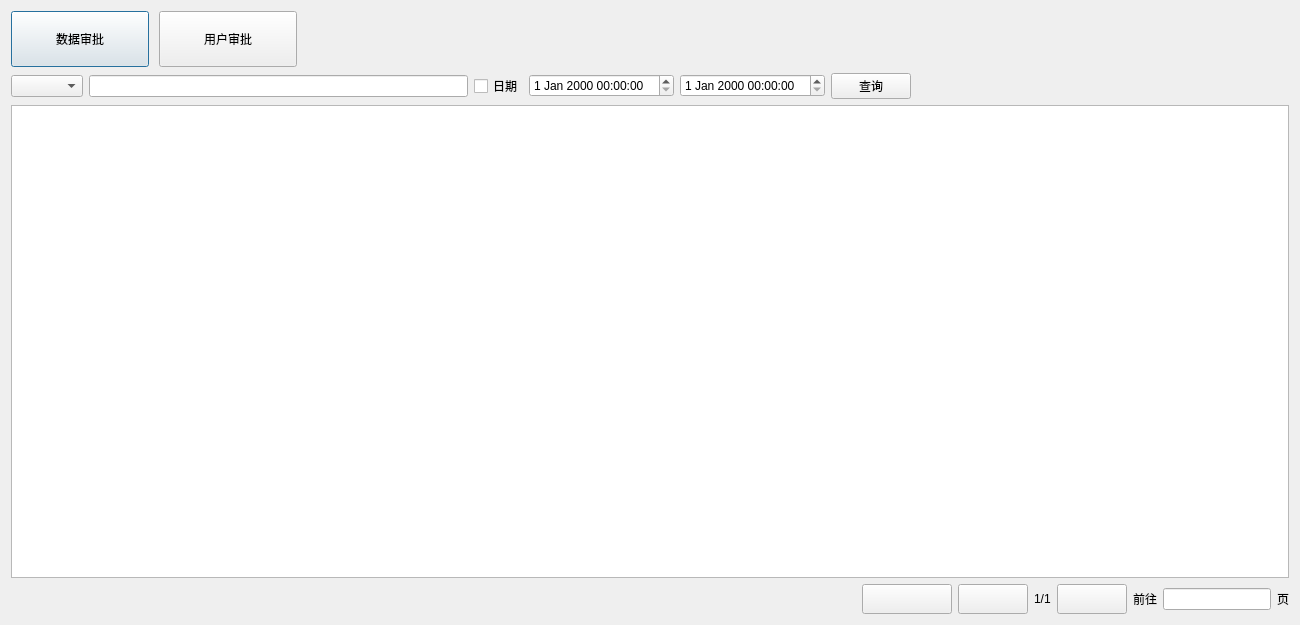
This is digitalIntegration/ApprovalProgressDialog.ui in jiaqingguo/DI as Qt 5 draws it before an edit. The edited form follows.
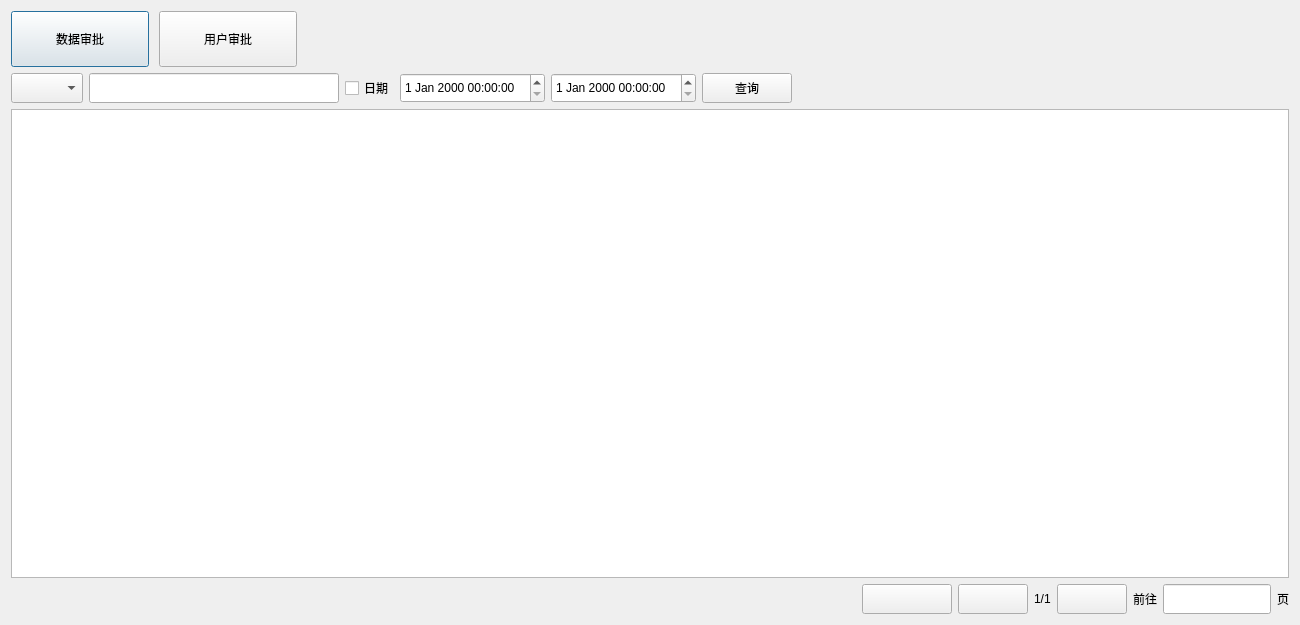
This is the edited form. Custom widgets are drawn as their Qt base class.

The edit to the form file:
```diff
--- a/digitalIntegration/ApprovalProgressDialog.ui
+++ b/digitalIntegration/ApprovalProgressDialog.ui
@@ -132,10 +132,35 @@
        <item>
         <layout class="QHBoxLayout" name="horizontalLayout_2">
          <item>
-          <widget class="QComboBox" name="comboBoxDataField"/>
+          <widget class="QComboBox" name="comboBoxDataField">
+           <property name="minimumSize">
+            <size>
+             <width>0</width>
+             <height>30</height>
+            </size>
+           </property>
+           <property name="maximumSize">
+            <size>
+             <width>16777215</width>
+             <height>30</height>
+            </size>
+           </property>
+          </widget>
          </item>
          <item>
           <widget class="QLineEdit" name="lineEditDataQueryValue">
+           <property name="minimumSize">
+            <size>
+             <width>0</width>
+             <height>30</height>
+            </size>
+           </property>
+           <property name="maximumSize">
+            <size>
+             <width>250</width>
+             <height>30</height>
+            </size>
+           </property>
            <property name="text">
             <string/>
            </property>
@@ -143,19 +168,69 @@
          </item>
          <item>
           <widget class="QCheckBox" name="checkBox_1">
+           <property name="minimumSize">
+            <size>
+             <width>0</width>
+             <height>30</height>
+            </size>
+           </property>
+           <property name="maximumSize">
+            <size>
+             <width>16777215</width>
+             <height>30</height>
+            </size>
+           </property>
            <property name="text">
             <string>日期</string>
            </property>
           </widget>
          </item>
          <item>
-          <widget class="QDateTimeEdit" name="dateTimeEdit1_start"/>
+          <widget class="QDateTimeEdit" name="dateTimeEdit1_start">
+           <property name="minimumSize">
+            <size>
+             <width>0</width>
+             <height>30</height>
+            </size>
+           </property>
+           <property name="maximumSize">
+            <size>
+             <width>16777215</width>
+             <height>30</height>
+            </size>
+           </property>
+          </widget>
          </item>
          <item>
-          <widget class="QDateTimeEdit" name="dateTimeEdit2_end"/>
+          <widget class="QDateTimeEdit" name="dateTimeEdit2_end">
+           <property name="minimumSize">
+            <size>
+             <width>0</width>
+             <height>30</height>
+            </size>
+           </property>
+           <property name="maximumSize">
+            <size>
+             <width>16777215</width>
+             <height>30</height>
+            </size>
+           </property>
+          </widget>
          </item>
          <item>
           <widget class="QPushButton" name="btnDataQuery">
+           <property name="minimumSize">
+            <size>
+             <width>90</width>
+             <height>30</height>
+            </size>
+           </property>
+           <property name="maximumSize">
+            <size>
+             <width>90</width>
+             <height>30</height>
+            </size>
+           </property>
            <property name="text">
             <string>查询</string>
            </property>
@@ -273,6 +348,18 @@
              <verstretch>0</verstretch>
             </sizepolicy>
            </property>
+           <property name="minimumSize">
+            <size>
+             <width>0</width>
+             <height>30</height>
+            </size>
+           </property>
+           <property name="maximumSize">
+            <size>
+             <width>16777215</width>
+             <height>30</height>
+            </size>
+           </property>
           </widget>
          </item>
          <item>
```
Left out of the diff: 78 changed lines with no effect on the pictures.
